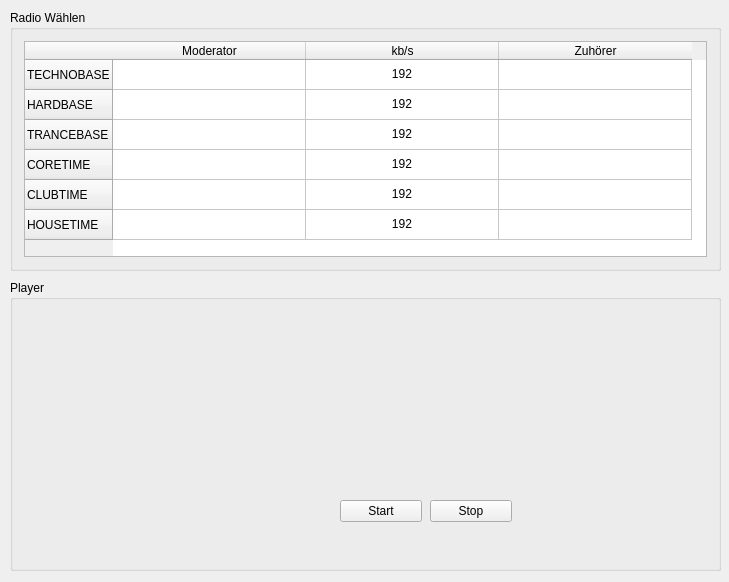
Old version of the form mainwindow.ui in the repository Malekblubb/weareone_player.
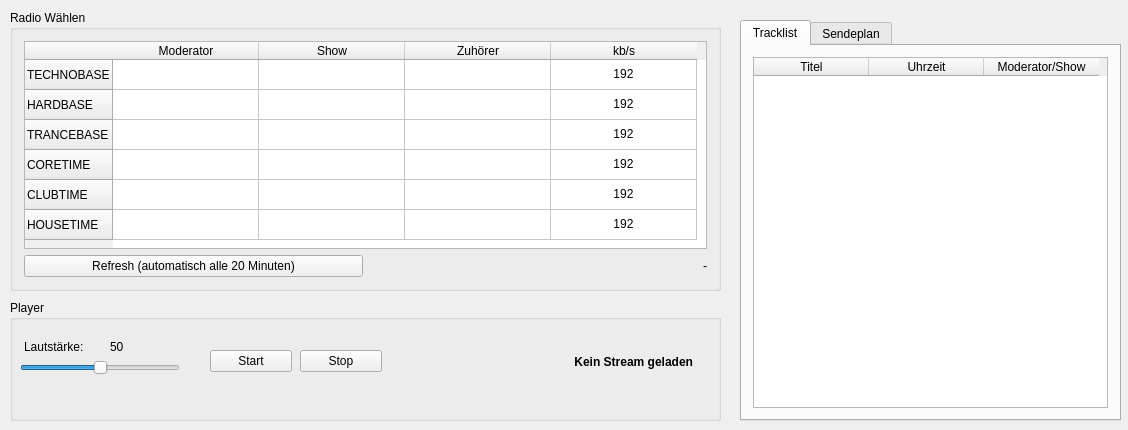
New version of the form.

The edit to the form file:
```diff
--- a/mainwindow.ui
+++ b/mainwindow.ui
@@ -6,8 +6,8 @@
    <rect>
     <x>0</x>
     <y>0</y>
-    <width>729</width>
-    <height>582</height>
+    <width>1128</width>
+    <height>430</height>
    </rect>
   </property>
   <property name="windowTitle">
@@ -20,7 +20,7 @@
       <x>10</x>
       <y>10</y>
       <width>711</width>
-      <height>261</height>
+      <height>281</height>
      </rect>
     </property>
     <property name="title">
@@ -28,7 +28,7 @@
     </property>
     <layout class="QGridLayout" name="gridLayout">
      <item row="0" column="0">
-      <widget class="QTableWidget" name="tableWidget">
+      <widget class="QTableWidget" name="twStreams">
        <property name="dragDropOverwriteMode">
         <bool>false</bool>
        </property>
@@ -38,17 +38,11 @@
        <property name="selectionBehavior">
         <enum>QAbstractItemView::SelectRows</enum>
        </property>
-       <attribute name="horizontalHeaderVisible">
+       <property name="showGrid">
         <bool>true</bool>
-       </attribute>
-       <attribute name="horizontalHeaderCascadingSectionResizes">
-        <bool>true</bool>
-       </attribute>
+       </property>
        <attribute name="horizontalHeaderDefaultSectionSize">
-        <number>193</number>
-       </attribute>
-       <attribute name="verticalHeaderVisible">
-        <bool>true</bool>
+        <number>146</number>
        </attribute>
        <row>
         <property name="text">
@@ -87,7 +81,7 @@
        </column>
        <column>
         <property name="text">
-         <string>kb/s</string>
+         <string>Show</string>
         </property>
        </column>
        <column>
@@ -95,15 +89,20 @@
          <string>Zuhörer</string>
         </property>
        </column>
+       <column>
+        <property name="text">
+         <string>kb/s</string>
+        </property>
+       </column>
        <item row="0" column="0">
+        <property name="text">
+         <string/>
+        </property>
         <property name="textAlignment">
          <set>AlignHCenter|AlignVCenter|AlignCenter</set>
         </property>
        </item>
        <item row="0" column="1">
-        <property name="text">
-         <string>192</string>
-        </property>
         <property name="textAlignment">
          <set>AlignHCenter|AlignVCenter|AlignCenter</set>
         </property>
@@ -116,107 +115,191 @@
          <set>AlignHCenter|AlignVCenter|AlignCenter</set>
         </property>
        </item>
+       <item row="0" column="3">
+        <property name="text">
+         <string>192</string>
+        </property>
+        <property name="textAlignment">
+         <set>AlignHCenter|AlignVCenter|AlignCenter</set>
+        </property>
+       </item>
        <item row="1" column="0">
+        <property name="text">
+         <string/>
+        </property>
         <property name="textAlignment">
          <set>AlignHCenter|AlignVCenter|AlignCenter</set>
         </property>
        </item>
        <item row="1" column="1">
-        <property name="text">
-         <string>192</string>
-        </property>
         <property name="textAlignment">
          <set>AlignHCenter|AlignVCenter|AlignCenter</set>
         </property>
        </item>
        <item row="1" column="2">
+        <property name="text">
+         <string/>
+        </property>
+        <property name="textAlignment">
+         <set>AlignHCenter|AlignVCenter|AlignCenter</set>
+        </property>
+       </item>
+       <item row="1" column="3">
+        <property name="text">
+         <string>192</string>
+        </property>
         <property name="textAlignment">
          <set>AlignHCenter|AlignVCenter|AlignCenter</set>
         </property>
        </item>
        <item row="2" column="0">
+        <property name="text">
+         <string/>
+        </property>
         <property name="textAlignment">
          <set>AlignHCenter|AlignVCenter|AlignCenter</set>
         </property>
        </item>
        <item row="2" column="1">
-        <property name="text">
-         <string>192</string>
-        </property>
         <property name="textAlignment">
          <set>AlignHCenter|AlignVCenter|AlignCenter</set>
         </property>
        </item>
        <item row="2" column="2">
+        <property name="text">
+         <string/>
+        </property>
+        <property name="textAlignment">
+         <set>AlignHCenter|AlignVCenter|AlignCenter</set>
+        </property>
+       </item>
+       <item row="2" column="3">
+        <property name="text">
+         <string>192</string>
+        </property>
         <property name="textAlignment">
          <set>AlignHCenter|AlignVCenter|AlignCenter</set>
         </property>
        </item>
        <item row="3" column="0">
+        <property name="text">
+         <string/>
+        </property>
         <property name="textAlignment">
          <set>AlignHCenter|AlignVCenter|AlignCenter</set>
         </property>
        </item>
        <item row="3" column="1">
-        <property name="text">
-         <string>192</string>
-        </property>
         <property name="textAlignment">
          <set>AlignHCenter|AlignVCenter|AlignCenter</set>
         </property>
        </item>
        <item row="3" column="2">
+        <property name="text">
+         <string/>
+        </property>
+        <property name="textAlignment">
+         <set>AlignHCenter|AlignVCenter|AlignCenter</set>
+        </property>
+       </item>
+       <item row="3" column="3">
+        <property name="text">
+         <string>192</string>
+        </property>
         <property name="textAlignment">
          <set>AlignHCenter|AlignVCenter|AlignCenter</set>
         </property>
        </item>
        <item row="4" column="0">
+        <property name="text">
+         <string/>
+        </property>
         <property name="textAlignment">
          <set>AlignHCenter|AlignVCenter|AlignCenter</set>
         </property>
        </item>
        <item row="4" column="1">
-        <property name="text">
-         <string>192</string>
-        </property>
         <property name="textAlignment">
          <set>AlignHCenter|AlignVCenter|AlignCenter</set>
         </property>
        </item>
        <item row="4" column="2">
+        <property name="text">
+         <string/>
+        </property>
+        <property name="textAlignment">
+         <set>AlignHCenter|AlignVCenter|AlignCenter</set>
+        </property>
+       </item>
+       <item row="4" column="3">
+        <property name="text">
+         <string>192</string>
+        </property>
         <property name="textAlignment">
          <set>AlignHCenter|AlignVCenter|AlignCenter</set>
         </property>
        </item>
        <item row="5" column="0">
+        <property name="text">
+         <string/>
+        </property>
         <property name="textAlignment">
          <set>AlignHCenter|AlignVCenter|AlignCenter</set>
         </property>
        </item>
        <item row="5" column="1">
-        <property name="text">
-         <string>192</string>
-        </property>
         <property name="textAlignment">
          <set>AlignHCenter|AlignVCenter|AlignCenter</set>
         </property>
        </item>
        <item row="5" column="2">
+        <property name="text">
+         <string/>
+        </property>
+        <property name="textAlignment">
+         <set>AlignHCenter|AlignVCenter|AlignCenter</set>
+        </property>
+       </item>
+       <item row="5" column="3">
+        <property name="text">
+         <string>192</string>
+        </property>
         <property name="textAlignment">
          <set>AlignHCenter|AlignVCenter|AlignCenter</set>
         </property>
        </item>
       </widget>
      </item>
+     <item row="1" column="0">
+      <layout class="QHBoxLayout" name="horizontalLayout">
+       <item>
+        <widget class="QPushButton" name="pbManInfoRefresh">
+         <property name="text">
+          <string>Refresh (automatisch alle 20 Minuten)</string>
+         </property>
+        </widget>
+       </item>
+       <item>
+        <widget class="QLabel" name="lbStreamInfos">
+         <property name="text">
+          <string>-</string>
+         </property>
+         <property name="alignment">
+          <set>Qt::AlignRight|Qt::AlignTrailing|Qt::AlignVCenter</set>
+         </property>
+        </widget>
+       </item>
+      </layout>
+     </item>
     </layout>
    </widget>
    <widget class="QGroupBox" name="groupBox_2">
     <property name="geometry">
      <rect>
       <x>10</x>
-      <y>280</y>
+      <y>300</y>
       <width>711</width>
-      <height>291</height>
+      <height>121</height>
      </rect>
     </property>
     <property name="title">
@@ -225,21 +308,8 @@
     <widget class="QPushButton" name="pushButton_2">
      <property name="geometry">
       <rect>
-       <x>420</x>
-       <y>220</y>
-       <width>82</width>
-       <height>22</height>
-      </rect>
-     </property>
-     <property name="text">
-      <string>Stop</string>
-     </property>
-    </widget>
-    <widget class="QPushButton" name="pushButton">
-     <property name="geometry">
-      <rect>
-       <x>330</x>
-       <y>220</y>
+       <x>200</x>
+       <y>50</y>
        <width>82</width>
        <height>22</height>
       </rect>
@@ -247,6 +317,133 @@
      <property name="text">
       <string>Start</string>
      </property>
+    </widget>
+    <widget class="QPushButton" name="pbStop">
+     <property name="geometry">
+      <rect>
+       <x>290</x>
+       <y>50</y>
+       <width>82</width>
+       <height>22</height>
+      </rect>
+     </property>
+     <property name="text">
+      <string>Stop</string>
+     </property>
+    </widget>
+    <widget class="QSlider" name="hsVolme">
+     <property name="geometry">
+      <rect>
+       <x>10</x>
+       <y>60</y>
+       <width>160</width>
+       <height>16</height>
+      </rect>
+     </property>
+     <property name="maximum">
+      <number>100</number>
+     </property>
+     <property name="value">
+      <number>50</number>
+     </property>
+     <property name="orientation">
+      <enum>Qt::Horizontal</enum>
+     </property>
+    </widget>
+    <widget class="QLabel" name="label">
+     <property name="geometry">
+      <rect>
+       <x>14</x>
+       <y>40</y>
+       <width>72</width>
+       <height>14</height>
+      </rect>
+     </property>
+     <property name="text">
+      <string>Lautstärke:</string>
+     </property>
+    </widget>
+    <widget class="QLabel" name="lbStreamStatus">
+     <property name="geometry">
+      <rect>
+       <x>392</x>
+       <y>52</y>
+       <width>291</width>
+       <height>20</height>
+      </rect>
+     </property>
+     <property name="font">
+      <font>
+       <weight>75</weight>
+       <bold>true</bold>
+      </font>
+     </property>
+     <property name="text">
+      <string>Kein Stream geladen</string>
+     </property>
+     <property name="alignment">
+      <set>Qt::AlignRight|Qt::AlignTrailing|Qt::AlignVCenter</set>
+     </property>
+    </widget>
+    <widget class="QLabel" name="lbVolume">
+     <property name="geometry">
+      <rect>
+       <x>100</x>
+       <y>40</y>
+       <width>63</width>
+       <height>14</height>
+      </rect>
+     </property>
+     <property name="text">
+      <string>50</string>
+     </property>
+    </widget>
+   </widget>
+   <widget class="QTabWidget" name="tabWidget">
+    <property name="geometry">
+     <rect>
+      <x>740</x>
+      <y>20</y>
+      <width>381</width>
+      <height>401</height>
+     </rect>
+    </property>
+    <property name="currentIndex">
+     <number>0</number>
+    </property>
+    <widget class="QWidget" name="tab">
+     <attribute name="title">
+      <string>Tracklist</string>
+     </attribute>
+     <layout class="QGridLayout" name="gridLayout_2">
+      <item row="0" column="0">
+       <widget class="QTableWidget" name="tableWidget">
+        <attribute name="horizontalHeaderDefaultSectionSize">
+         <number>115</number>
+        </attribute>
+        <column>
+         <property name="text">
+          <string>Titel</string>
+         </property>
+        </column>
+        <column>
+         <property name="text">
+          <string>Uhrzeit</string>
+         </property>
+        </column>
+        <column>
+         <property name="text">
+          <string>Moderator/Show</string>
+         </property>
+        </column>
+       </widget>
+      </item>
+     </layout>
+    </widget>
+    <widget class="QWidget" name="tab_2">
+     <attribute name="title">
+      <string>Sendeplan</string>
+     </attribute>
     </widget>
    </widget>
   </widget>
```
Left out of the diff: 2 changed lines with no effect on the pictures.
